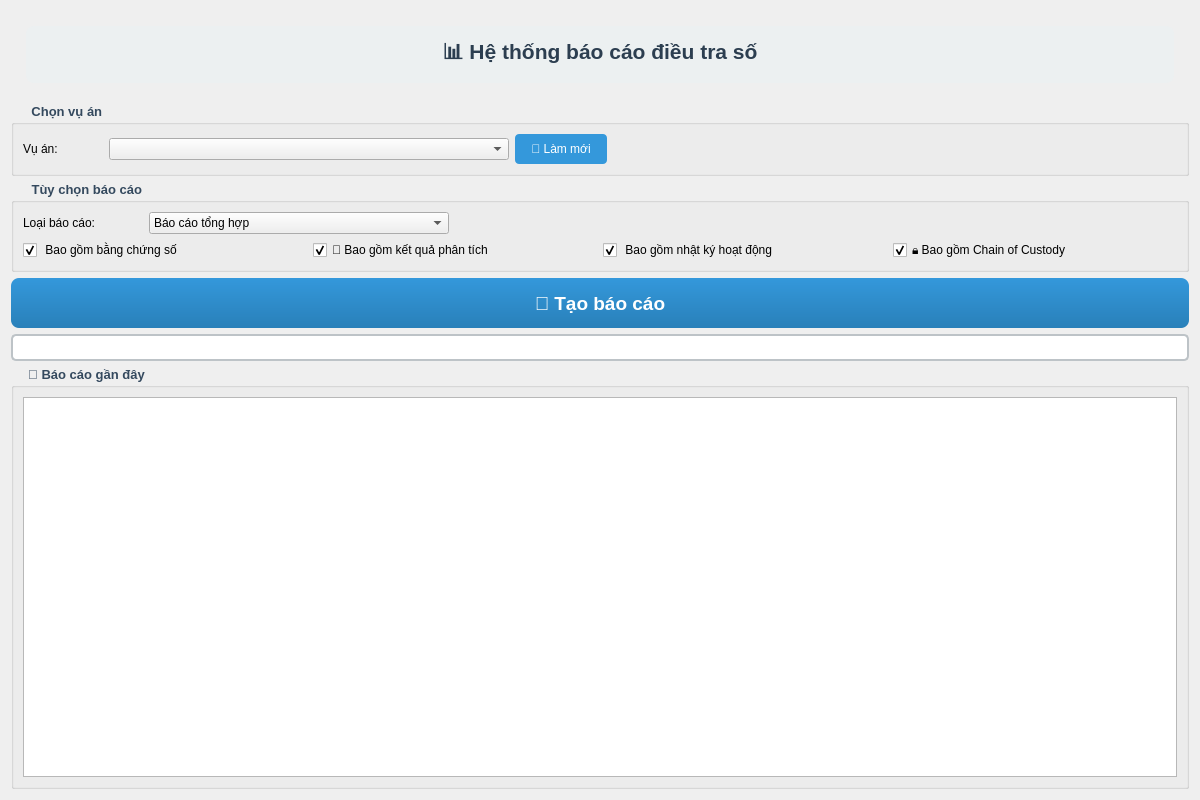
Old version of the form views/pages/report_ui/report.ui in the repository Tlinhk/Windows_forensic.
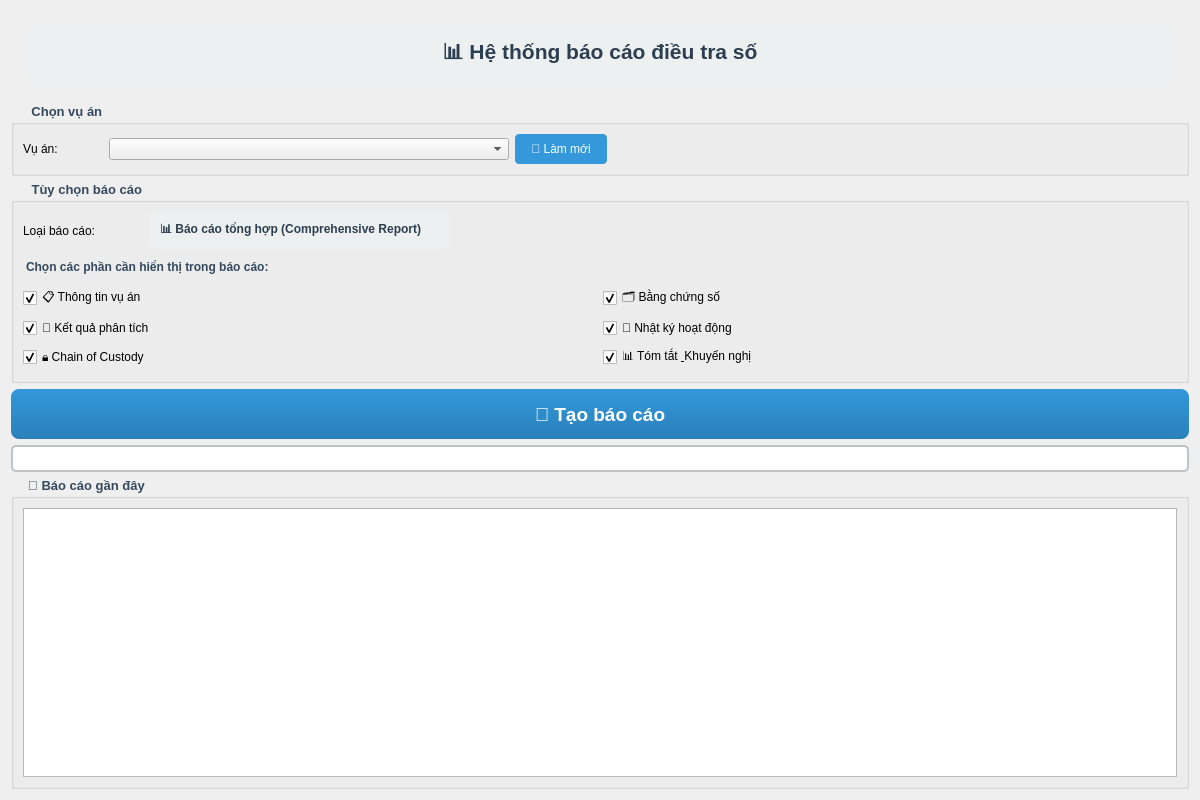
New version of the form.

Commit message: update bao cao docx

The edit to the form file:
```diff
--- a/views/pages/report_ui/report.ui
+++ b/views/pages/report_ui/report.ui
@@ -134,33 +134,19 @@
          </widget>
         </item>
         <item>
-         <widget class="QComboBox" name="typeCombo">
+         <widget class="QLabel" name="reportTypeDisplay">
+          <property name="text">
+           <string>📊 Báo cáo tổng hợp (Comprehensive Report)</string>
+          </property>
+          <property name="styleSheet">
+           <string>QLabel { color: #2c3e50; font-weight: bold; padding: 8px; background-color: #ecf0f1; border-radius: 4px; }</string>
+          </property>
           <property name="minimumSize">
            <size>
             <width>300</width>
             <height>0</height>
            </size>
           </property>
-          <item>
-           <property name="text">
-            <string>Báo cáo tổng hợp</string>
-           </property>
-          </item>
-          <item>
-           <property name="text">
-            <string>Tóm tắt điều hành</string>
-           </property>
-          </item>
-          <item>
-           <property name="text">
-            <string>Báo cáo kỹ thuật</string>
-           </property>
-          </item>
-          <item>
-           <property name="text">
-            <string>Chain of Custody</string>
-           </property>
-          </item>
          </widget>
         </item>
         <item>
@@ -181,44 +167,89 @@
       
       <!-- Checkboxes for Options -->
       <item>
-       <layout class="QHBoxLayout" name="checkboxLayout">
-        <item>
+       <widget class="QLabel" name="sectionLabel">
+        <property name="text">
+         <string>Chọn các phần cần hiển thị trong báo cáo:</string>
+        </property>
+        <property name="font">
+         <font>
+          <weight>75</weight>
+          <bold>true</bold>
+         </font>
+        </property>
+        <property name="styleSheet">
+         <string>color: #34495e; margin: 5px 0px;</string>
+        </property>
+       </widget>
+      </item>
+      <item>
+       <layout class="QGridLayout" name="checkboxLayout">
+        <item row="0" column="0">
+         <widget class="QCheckBox" name="caseInfoCheckbox">
+          <property name="text">
+           <string>📋 Thông tin vụ án</string>
+          </property>
+          <property name="checked">
+           <bool>true</bool>
+          </property>
+          <property name="toolTip">
+           <string>Hiển thị thông tin cơ bản về vụ án: ID, tên, điều tra viên, ngày tạo...</string>
+          </property>
+         </widget>
+        </item>
+        <item row="0" column="1">
          <widget class="QCheckBox" name="evidenceCheckbox">
           <property name="text">
-           <string> Bao gồm bằng chứng số</string>
+           <string>🗂️ Bằng chứng số</string>
           </property>
           <property name="checked">
            <bool>true</bool>
           </property>
          </widget>
         </item>
-        <item>
+        <item row="1" column="0">
          <widget class="QCheckBox" name="analysisCheckbox">
           <property name="text">
-           <string>🔬 Bao gồm kết quả phân tích</string>
+           <string>🔬 Kết quả phân tích</string>
           </property>
           <property name="checked">
            <bool>true</bool>
           </property>
          </widget>
         </item>
-        <item>
+        <item row="1" column="1">
          <widget class="QCheckBox" name="activityCheckbox">
           <property name="text">
-           <string> Bao gồm nhật ký hoạt động</string>
+           <string>📝 Nhật ký hoạt động</string>
           </property>
           <property name="checked">
            <bool>true</bool>
           </property>
          </widget>
         </item>
-        <item>
+        <item row="2" column="0">
          <widget class="QCheckBox" name="cocCheckbox">
           <property name="text">
-           <string>🔒 Bao gồm Chain of Custody</string>
+           <string>🔒 Chain of Custody</string>
           </property>
           <property name="checked">
            <bool>true</bool>
+          </property>
+          <property name="toolTip">
+           <string>Hiển thị chuỗi bảo quản bằng chứng và tính toàn vẹn</string>
+          </property>
+         </widget>
+        </item>
+        <item row="2" column="1">
+         <widget class="QCheckBox" name="summaryCheckbox">
+          <property name="text">
+           <string>📊 Tóm tắt &amp; Khuyến nghị</string>
+          </property>
+          <property name="checked">
+           <bool>true</bool>
+          </property>
+          <property name="toolTip">
+           <string>Hiển thị phần tóm tắt và khuyến nghị dựa trên kết quả điều tra</string>
           </property>
          </widget>
         </item>
```
Left out of the diff: 13 changed lines with no effect on the pictures. The commit also changes 2 other files.
